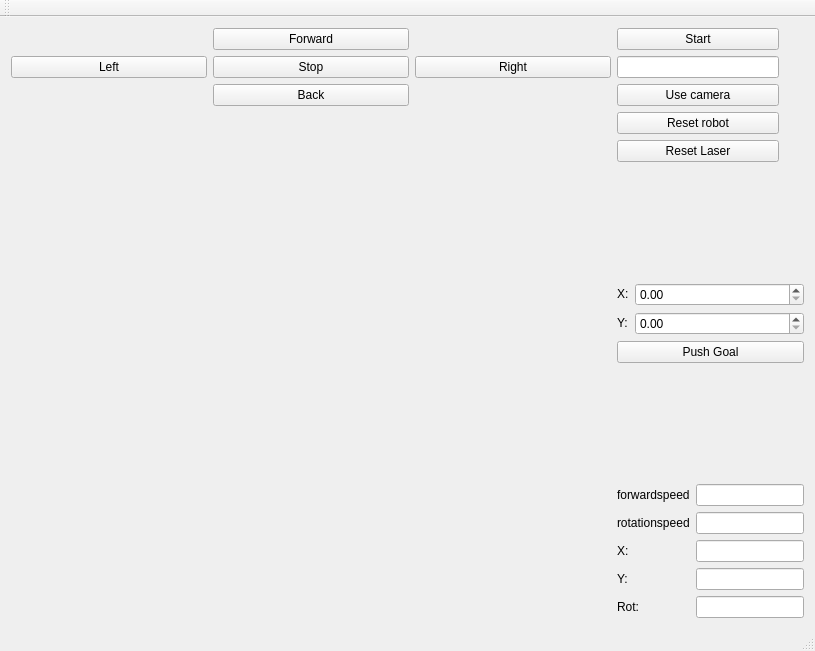
mato252311/RMR_Maslen_Kapina, file demoRMR/mainwindow.ui: the form before one commit.
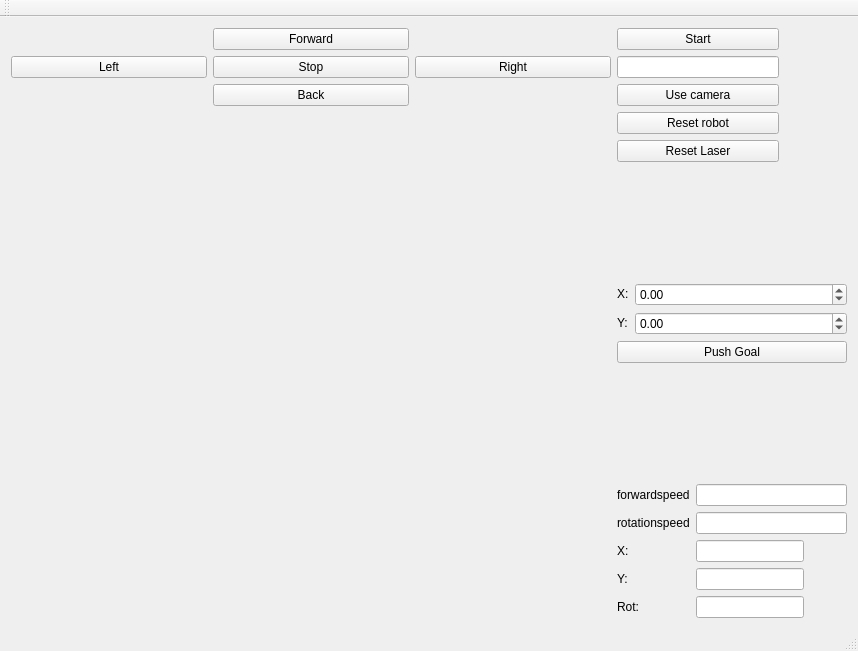
The form after the commit.

The edit to the form file:
```diff
--- a/demoRMR/mainwindow.ui
+++ b/demoRMR/mainwindow.ui
@@ -6,7 +6,7 @@
    <rect>
     <x>0</x>
     <y>0</y>
-    <width>793</width>
+    <width>858</width>
     <height>651</height>
    </rect>
   </property>
@@ -224,10 +224,18 @@
          </widget>
         </item>
         <item row="1" column="1">
-         <widget class="QDoubleSpinBox" name="doubleSpinBox"/>
+         <widget class="QDoubleSpinBox" name="doubleSpinBox">
+          <property name="minimum">
+           <double>-99.000000000000000</double>
+          </property>
+         </widget>
         </item>
         <item row="3" column="1">
-         <widget class="QDoubleSpinBox" name="doubleSpinBox_2"/>
+         <widget class="QDoubleSpinBox" name="doubleSpinBox_2">
+          <property name="minimum">
+           <double>-99.000000000000000</double>
+          </property>
+         </widget>
         </item>
        </layout>
       </item>
```
Left out of the diff: 2 changed lines with no effect on the pictures.
